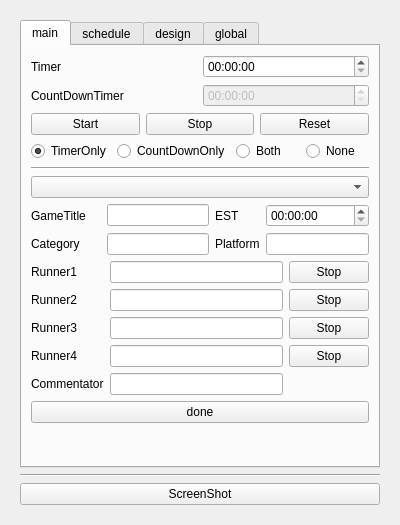
The window that src/RTAPluginDock.ui (oimobatake/RTA-Support-Plugins) describes before a commit, drawn with Qt 5.
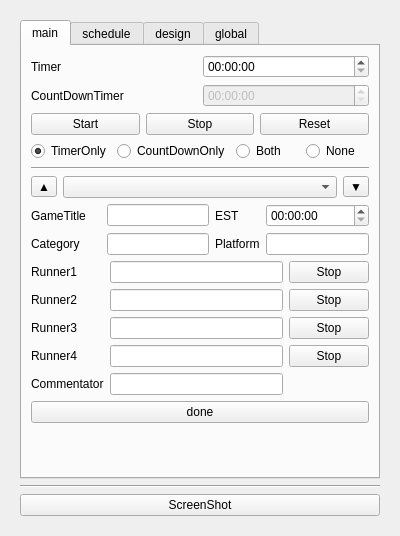
The same window after the commit.

Commit message: コード整理 / UIの追加機能実装

What changed in the file:
```diff
--- a/src/RTAPluginDock.ui
+++ b/src/RTAPluginDock.ui
@@ -7,7 +7,7 @@
     <x>0</x>
     <y>0</y>
     <width>398</width>
-    <height>525</height>
+    <height>536</height>
    </rect>
   </property>
   <property name="windowTitle">
@@ -204,7 +204,25 @@
            </widget>
           </item>
           <item>
-           <widget class="QComboBox" name="gameSelectBox"/>
+           <layout class="QHBoxLayout" name="horizontalLayout_5">
+            <item>
+             <widget class="QToolButton" name="prevGameBtn">
+              <property name="text">
+               <string>▲</string>
+              </property>
+             </widget>
+            </item>
+            <item>
+             <widget class="QComboBox" name="gameSelectBox"/>
+            </item>
+            <item>
+             <widget class="QToolButton" name="nextGameBtn">
+              <property name="text">
+               <string>▼</string>
+              </property>
+             </widget>
+            </item>
+           </layout>
           </item>
           <item>
            <layout class="QGridLayout" name="gridLayout">
```
Left out of the diff: 28 changed lines with no effect on the pictures. The commit also changes 2 other files.
